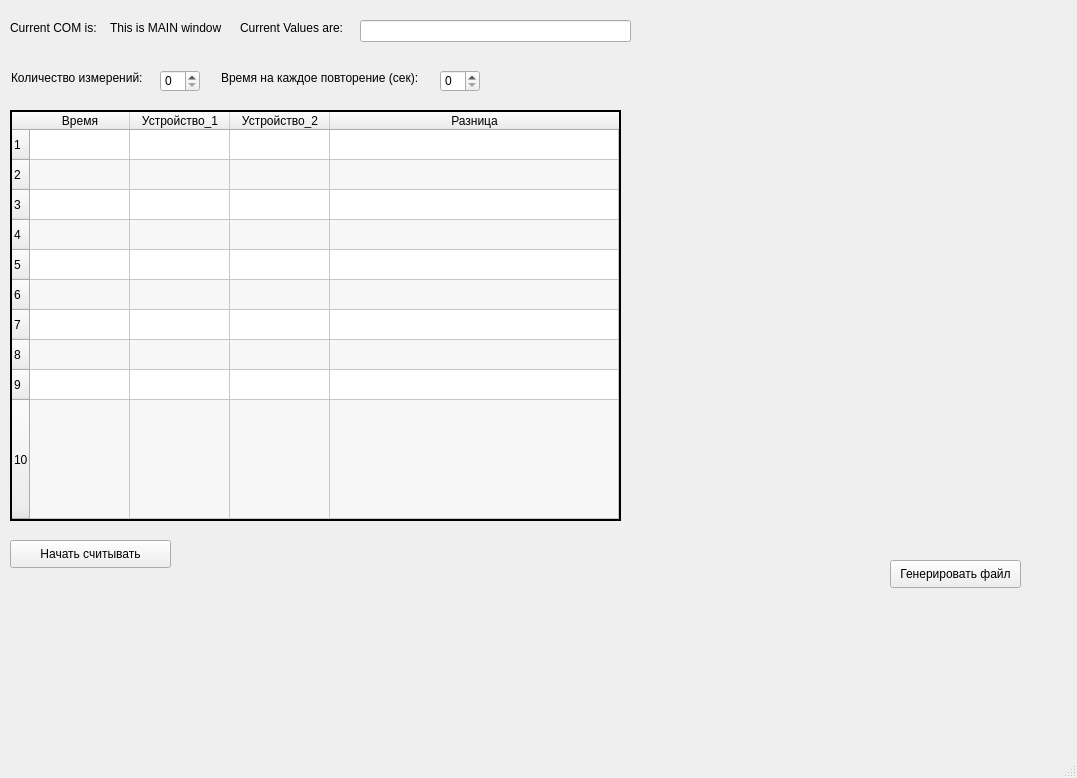
Before: the Qt Designer form MAIN.ui in Nurmukhammad1993/WindowsApp, drawn with Qt 5.
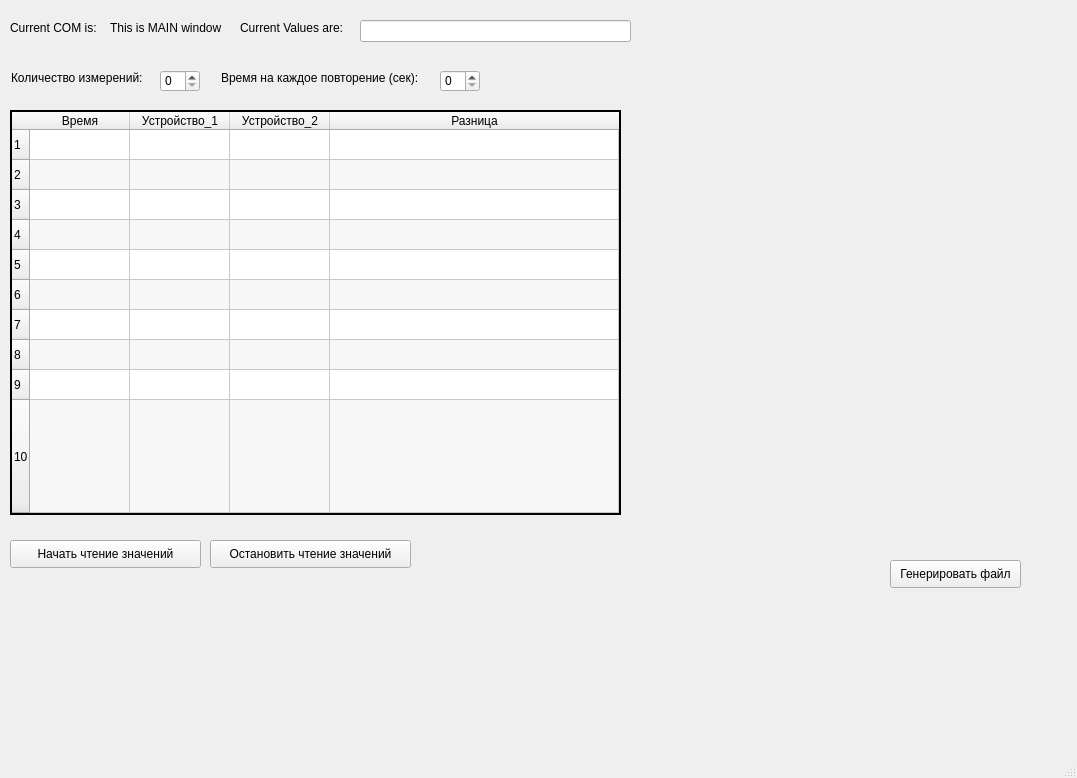
After: the same form once the commit is applied.

The edit to the form file:
```diff
--- a/MAIN.ui
+++ b/MAIN.ui
@@ -32,12 +32,12 @@
      <rect>
       <x>10</x>
       <y>540</y>
-      <width>161</width>
+      <width>191</width>
       <height>28</height>
      </rect>
     </property>
     <property name="text">
-     <string>Начать считывать</string>
+     <string>Начать чтение значений</string>
     </property>
    </widget>
    <widget class="QLabel" name="label_values_text">
@@ -82,7 +82,7 @@
       <x>10</x>
       <y>110</y>
       <width>611</width>
-      <height>411</height>
+      <height>405</height>
      </rect>
     </property>
     <property name="font">
@@ -296,6 +296,19 @@
      <string>Генерировать файл</string>
     </property>
    </widget>
+   <widget class="QPushButton" name="pushButton_stop">
+    <property name="geometry">
+     <rect>
+      <x>210</x>
+      <y>540</y>
+      <width>201</width>
+      <height>28</height>
+     </rect>
+    </property>
+    <property name="text">
+     <string>Остановить чтение значений</string>
+    </property>
+   </widget>
    <widget class="QSpinBox" name="spinBox_period">
     <property name="geometry">
      <rect>
```
